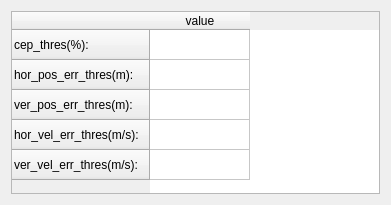
This is OpenRtk_Dirver/AnalysisConfigUI.ui in aceinnazhangchen/OpenRtk_Dirver as Qt 5 draws it before an edit. The edited form follows.
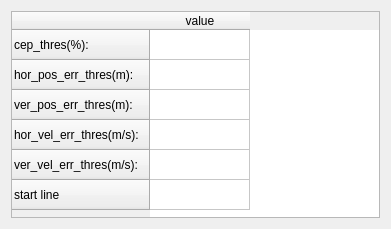
This is the edited form.

Commit message: analysis ins401 openrtk330la

Diff of the .ui file:
```diff
--- a/OpenRtk_Dirver/AnalysisConfigUI.ui
+++ b/OpenRtk_Dirver/AnalysisConfigUI.ui
@@ -7,7 +7,7 @@
     <x>0</x>
     <y>0</y>
     <width>391</width>
-    <height>205</height>
+    <height>229</height>
    </rect>
   </property>
   <property name="windowTitle">
@@ -41,6 +41,11 @@
        <string>ver_vel_err_thres(m/s):</string>
       </property>
      </row>
+     <row>
+      <property name="text">
+       <string>start line</string>
+      </property>
+     </row>
      <column>
       <property name="text">
        <string>value</string>
```
The commit also changes 35 other files.
